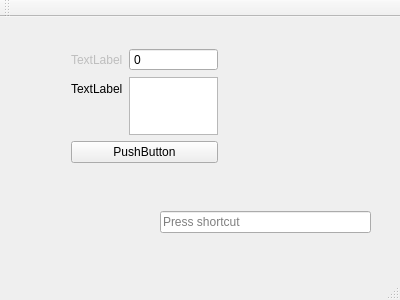
The window that ResourceUi/mainwindow.ui (Vonkuro/Yoti-AppPuzzleAtelier) describes before a commit, drawn with Qt 5.
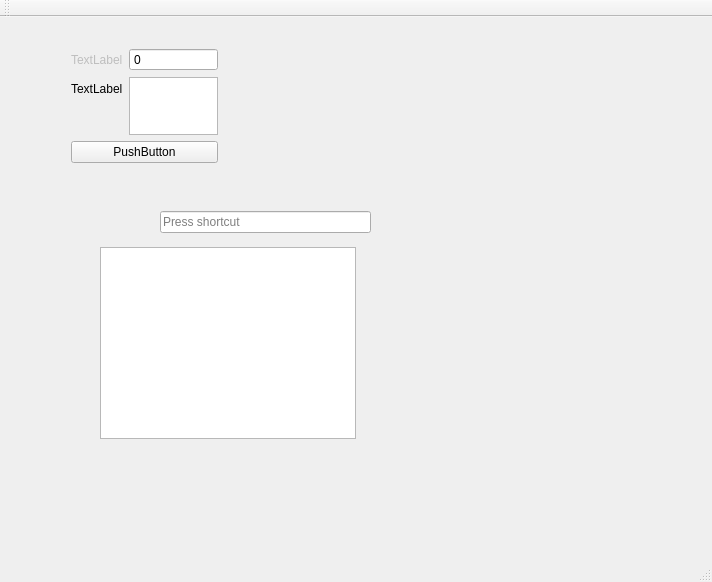
The same window after the commit.

Patch:
```diff
--- a/ResourceUi/mainwindow.ui
+++ b/ResourceUi/mainwindow.ui
@@ -6,8 +6,8 @@
    <rect>
     <x>0</x>
     <y>0</y>
-    <width>400</width>
-    <height>300</height>
+    <width>712</width>
+    <height>582</height>
    </rect>
   </property>
   <property name="windowTitle">
@@ -74,6 +74,16 @@
      </rect>
     </property>
    </widget>
+   <widget class="QGraphicsView" name="graphicsView">
+    <property name="geometry">
+     <rect>
+      <x>100</x>
+      <y>230</y>
+      <width>256</width>
+      <height>192</height>
+     </rect>
+    </property>
+   </widget>
   </widget>
   <widget class="QMenuBar" name="menuBar">
    <property name="geometry">
```
Left out of the diff: 2 changed lines with no effect on the pictures.
